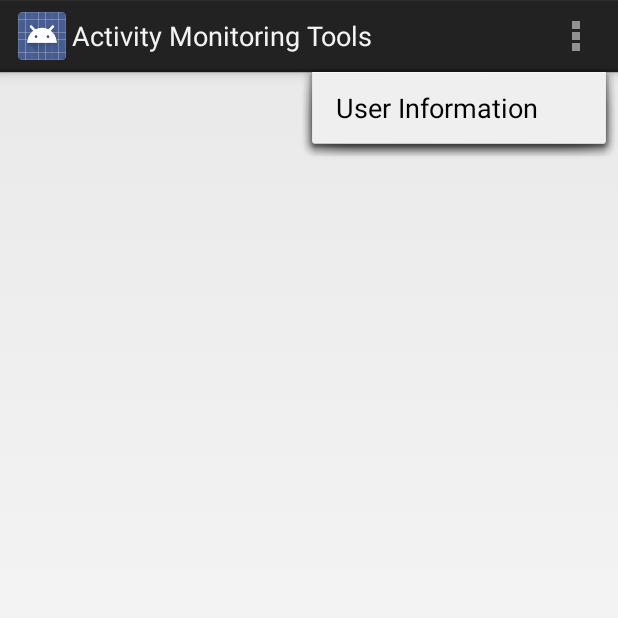
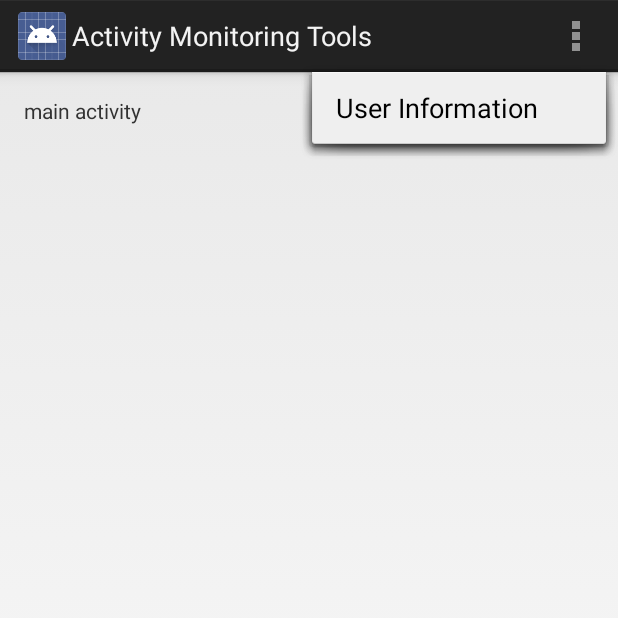
Before and after one commit to carmrosetta/Activity-Monitoring-Tools, an Android app: the MainActivity screen opened directly, with no data from a screen before it, with the options menu open, on a phone screen of 412 x 824 dp, the top half of it. Run offline under Robolectric (Android 15) with nearby library versions, the phone set to English and light mode, and no system bars.

Commit message:
2nd commit

```diff
--- a/app/src/main/java/ing/unipi/it/activitymonitoringtools/MainActivity.java
+++ b/app/src/main/java/ing/unipi/it/activitymonitoringtools/MainActivity.java
@@ -6,6 +6,10 @@ import android.os.Bundle;
 import android.view.Menu;
 import android.view.MenuItem;
 
+/**
+ * @file MainActivity.java
+ * @brief Activity through which the user chooses which modules to activate
+ */
 
 public class MainActivity extends Activity {
 
--- a/app/src/main/res/layout/activity_main.xml
+++ b/app/src/main/res/layout/activity_main.xml
@@ -8,6 +8,10 @@
     android:paddingBottom="@dimen/activity_vertical_margin"
     tools:context=".MainActivity">
 
-
+<TextView
+    android:layout_width="wrap_content"
+    android:layout_height="wrap_content"
+    android:text="main activity"
+    />
 
 </RelativeLayout>
```
Also changed, not shown: app/src/main/java/ing/unipi/it/activitymonitoringtools/UserInformationActivity.java (+1 -18 lines).
